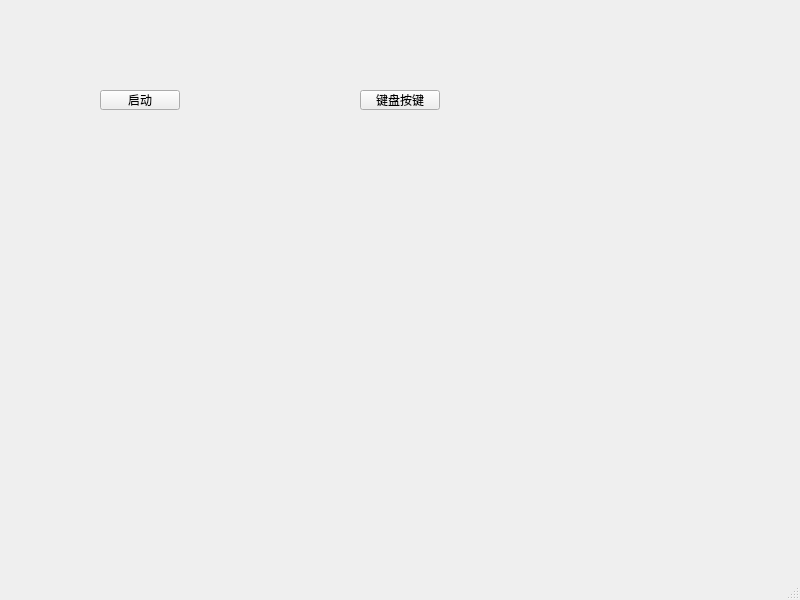
Above: mainwindow.ui from SIENTIST/AutoPlayMusicGame before the change. Below: the same form after it.
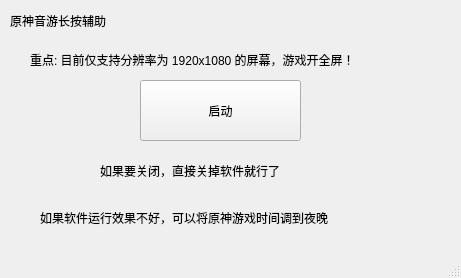
That is the form after the change.

The edit to the form file:
```diff
--- a/mainwindow.ui
+++ b/mainwindow.ui
@@ -6,8 +6,8 @@
    <rect>
     <x>0</x>
     <y>0</y>
-    <width>800</width>
-    <height>600</height>
+    <width>461</width>
+    <height>278</height>
    </rect>
   </property>
   <property name="windowTitle">
@@ -17,27 +17,66 @@
    <widget class="QPushButton" name="StartBtn">
     <property name="geometry">
      <rect>
-      <x>100</x>
-      <y>90</y>
-      <width>80</width>
-      <height>20</height>
+      <x>140</x>
+      <y>80</y>
+      <width>161</width>
+      <height>61</height>
      </rect>
     </property>
     <property name="text">
      <string>启动</string>
     </property>
    </widget>
-   <widget class="QPushButton" name="keyboardBtn">
+   <widget class="QLabel" name="label">
     <property name="geometry">
      <rect>
-      <x>360</x>
-      <y>90</y>
-      <width>80</width>
+      <x>100</x>
+      <y>150</y>
+      <width>231</width>
+      <height>41</height>
+     </rect>
+    </property>
+    <property name="text">
+     <string>如果要关闭，直接关掉软件就行了</string>
+    </property>
+   </widget>
+   <widget class="QLabel" name="label_2">
+    <property name="geometry">
+     <rect>
+      <x>40</x>
+      <y>210</y>
+      <width>381</width>
+      <height>16</height>
+     </rect>
+    </property>
+    <property name="text">
+     <string>如果软件运行效果不好，可以将原神游戏时间调到夜晚</string>
+    </property>
+   </widget>
+   <widget class="QLabel" name="label_3">
+    <property name="geometry">
+     <rect>
+      <x>10</x>
+      <y>10</y>
+      <width>131</width>
+      <height>21</height>
+     </rect>
+    </property>
+    <property name="text">
+     <string>原神音游长按辅助 </string>
+    </property>
+   </widget>
+   <widget class="QLabel" name="label_4">
+    <property name="geometry">
+     <rect>
+      <x>30</x>
+      <y>50</y>
+      <width>411</width>
       <height>20</height>
      </rect>
     </property>
     <property name="text">
-     <string>键盘按键</string>
+     <string>重点: 目前仅支持分辨率为 1920x1080 的屏幕，游戏开全屏！</string>
     </property>
    </widget>
   </widget>
```
Left out of the diff: 4 changed lines with no effect on the pictures.
